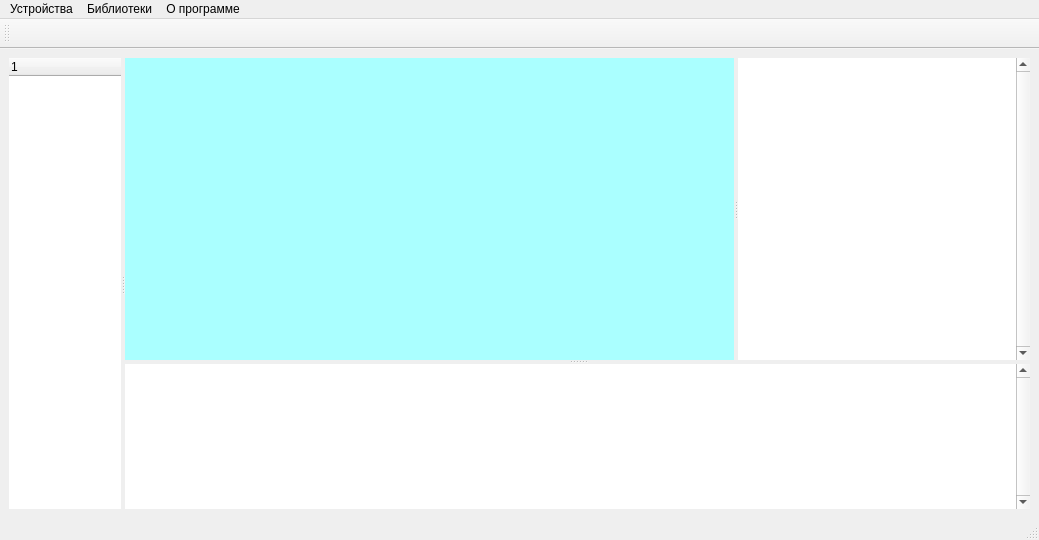
Old version of the form mainwindow.ui in the repository zaitseu1994/EurosensConfig.
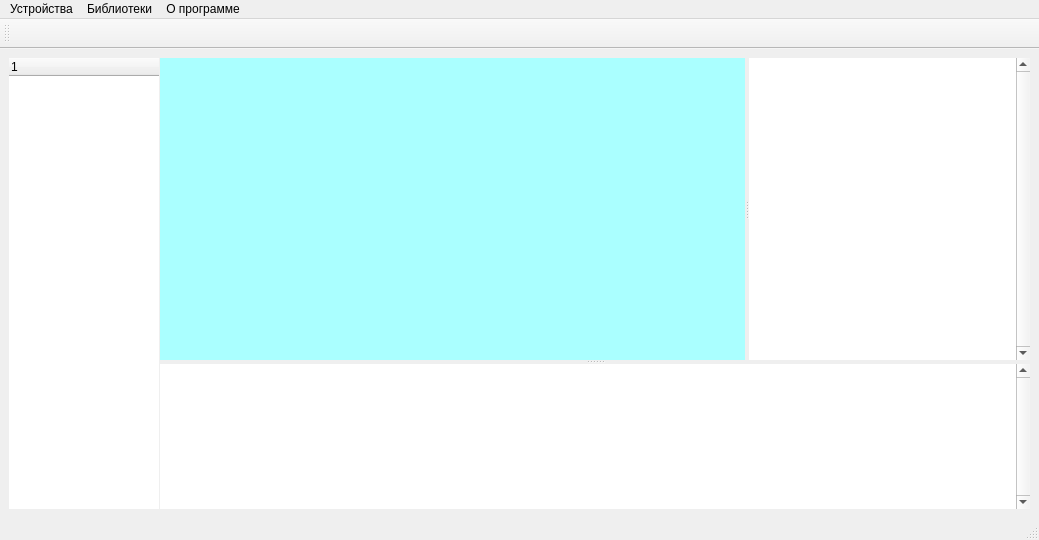
New version of the form.

Patch:
```diff
--- a/mainwindow.ui
+++ b/mainwindow.ui
@@ -20,10 +20,13 @@
       <property name="orientation">
        <enum>Qt::Horizontal</enum>
       </property>
+      <property name="handleWidth">
+       <number>1</number>
+      </property>
       <widget class="QTreeWidget" name="treeWidget">
        <property name="minimumSize">
         <size>
-         <width>100</width>
+         <width>150</width>
          <height>100</height>
         </size>
        </property>
```
